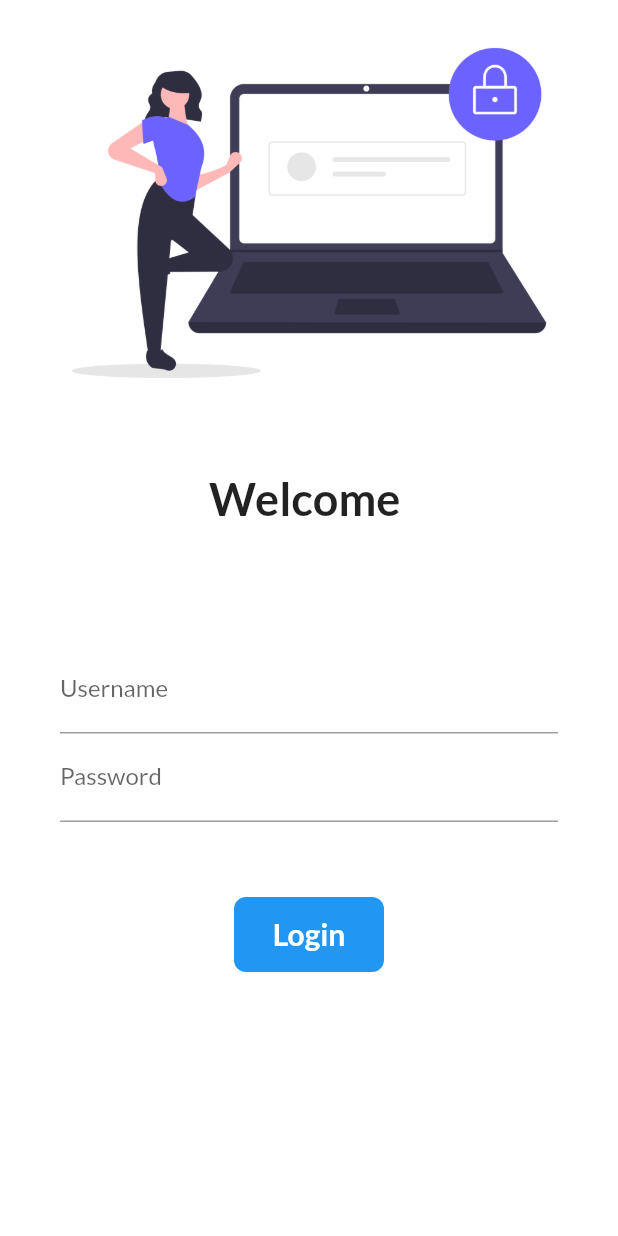
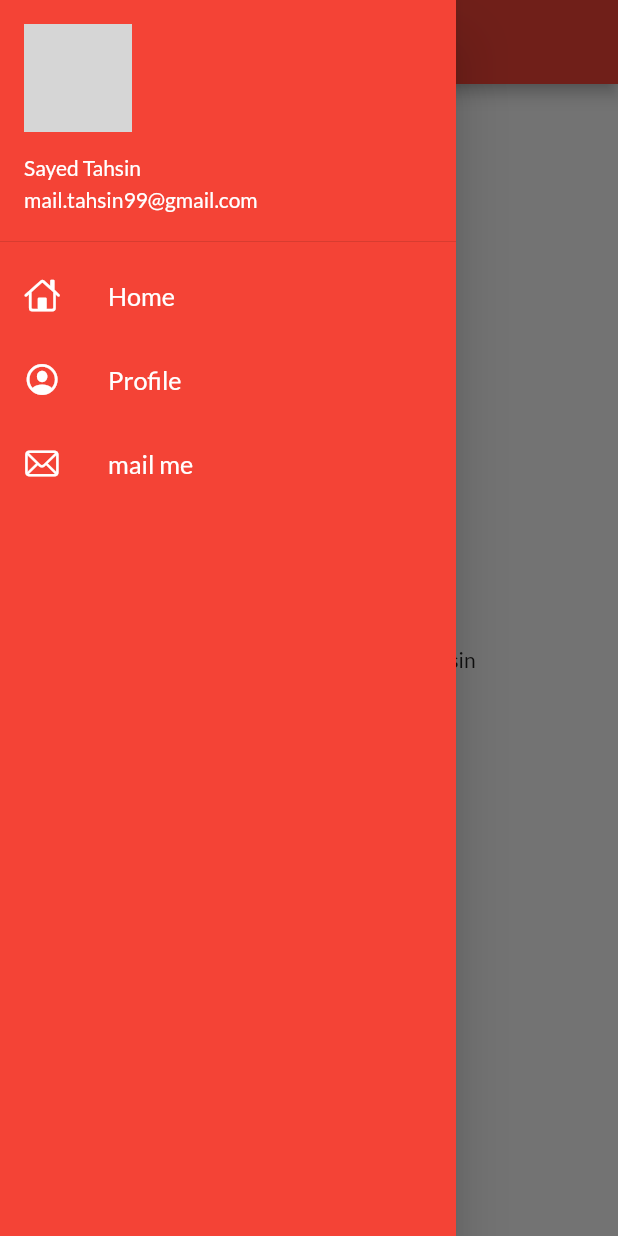
Before and after one commit to SayedTahsin/300daysofFlutter, a Flutter app: the screen it shows after launch, with the side drawer open (before the commit the screen has no drawer), on a phone screen of 412 x 824 dp. Run offline on Flutter 3.47's test engine with Material 2 defaults, Android fonts, the phone set to English and light mode, and no system bars; our stand-ins replace google_fonts; network calls fail; grey boxes are pictures that could not be loaded.

Commit message:
day 9 completed

```diff
--- a/lib/main.dart
+++ b/lib/main.dart
@@ -19,7 +19,7 @@
       ),
       debugShowCheckedModeBanner: false,
       darkTheme: ThemeData(primarySwatch: Colors.cyan),
-      initialRoute: MyRoutes.loginRoute,
+      initialRoute: MyRoutes.homeRoute,
       routes: {
         MyRoutes.loginRoute: (context) => LoginPage(),
         MyRoutes.homeRoute: (context) => HomePage(),
--- a/lib/pages/home_page.dart
+++ b/lib/pages/home_page.dart
@@ -1,4 +1,5 @@
 import 'package:flutter/material.dart';
+import 'package:fullter_tutorial/widgets/drawer.dart';
 
 class HomePage extends StatelessWidget {
   final int days = 30;
@@ -12,7 +13,7 @@
       body: Center(
         child: Text("Welcome $days flutter course by $name"),
       ),
-      drawer: Drawer(),
+      drawer: MyDrawer(),
     );
   }
 }
--- /dev/null
+++ b/lib/widgets/drawer.dart
@@ -0,0 +1,66 @@
+// ignore_for_file: prefer_const_constructors
+
+import 'package:flutter/cupertino.dart';
+import 'package:flutter/material.dart';
+
+class MyDrawer extends StatelessWidget {
+  const MyDrawer({super.key});
+
+  @override
+  Widget build(BuildContext context) {
+    final imageUrl =
+        "https://www.facebook.com/aesthetic262/photos/a.123967302337919/123967542337895";
+    return Drawer(
+      child: Container(
+        color: Colors.red,
+        child: ListView(
+          children: [
+            DrawerHeader(
+              padding: EdgeInsets.zero,
+              child: UserAccountsDrawerHeader(
+                  margin: EdgeInsets.zero,
+                  accountName: Text("Sayed Tahsin"),
+                  accountEmail: Text("mail.tahsin99@gmail.com"),
+                  currentAccountPicture: CircleAvatar(
+                    backgroundImage: NetworkImage(imageUrl),
+                  )),
+            ),
+            ListTile(
+              leading: Icon(
+                CupertinoIcons.home,
+                color: Colors.white,
+              ),
+              title: Text(
+                "Home",
+                textScaleFactor: 1.2,
+                style: TextStyle(color: Colors.white),
+              ),
+            ),
+            ListTile(
+              leading: Icon(
+                CupertinoIcons.profile_circled,
+                color: Colors.white,
+              ),
+              title: Text(
+                "Profile",
+                textScaleFactor: 1.2,
+                style: TextStyle(color: Colors.white),
+              ),
+            ),
+            ListTile(
+              leading: Icon(
+                CupertinoIcons.mail,
+                color: Colors.white,
+              ),
+              title: Text(
+                "mail me",
+                textScaleFactor: 1.2,
+                style: TextStyle(color: Colors.white),
+              ),
+            )
+          ],
+        ),
+      ),
+    );
+  }
+}
```
